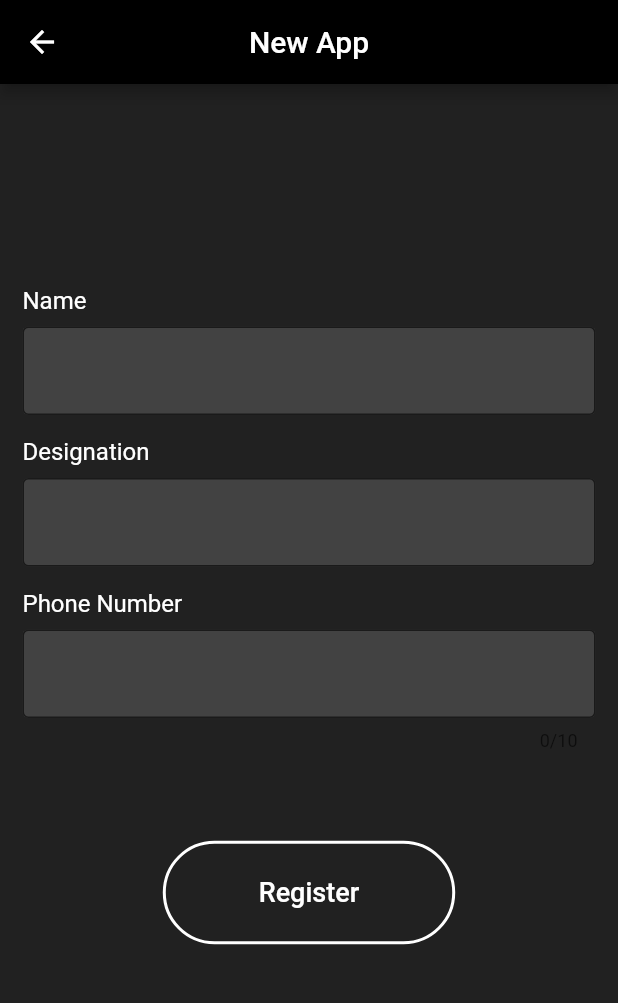
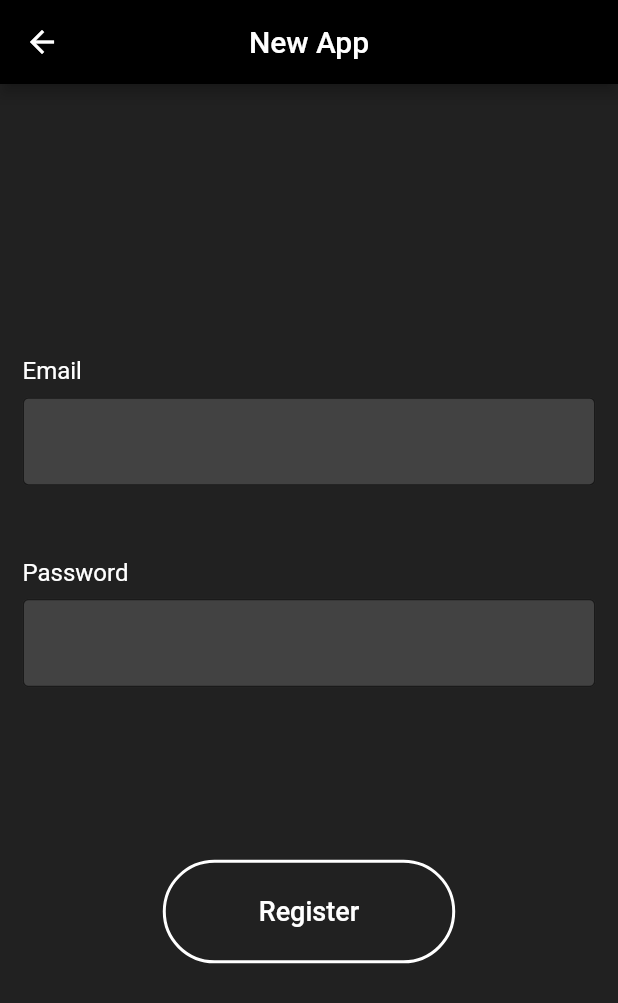
Before and after one commit to Sanjai24/Api_Integration, a Flutter app: the Register screen opened directly, on a phone screen of 412 x 824 dp. Shown: the top 1003 px of the screen. Run offline on Flutter 3.47's test engine with Material 2 defaults, Android fonts, the phone set to English and light mode, and no system bars; our stand-ins replace dio, pretty_dio_logger, retrofit; generated files the repository leaves out were written again.

Commit message:
Login alone

```diff
--- /dev/null
+++ b/lib/models/LoginReq.dart
@@ -0,0 +1,18 @@
+class LoginReq {
+  String? email;
+  String? password;
+
+  LoginReq({this.email, this.password});
+
+  LoginReq.fromJson(Map<String, dynamic> json) {
+    email = json['email'];
+    password = json['password'];
+  }
+
+  Map<String, dynamic> toJson() {
+    final Map<String, dynamic> data = new Map<String, dynamic>();
+    data['email'] = this.email;
+    data['password'] = this.password;
+    return data;
+  }
+}
--- /dev/null
+++ b/lib/models/LoginRes.dart
@@ -0,0 +1,48 @@
+class LoginRes {
+  bool? status;
+  String? message;
+  Data? data;
+  String? token;
+
+  LoginRes({this.status, this.message, this.data, this.token});
+
+  LoginRes.fromJson(Map<String, dynamic> json) {
+    status = json['status'];
+    message = json['message'];
+    data = json['data'] != null ? new Data.fromJson(json['data']) : null;
+    token = json['token'];
+  }
+
+  Map<String, dynamic> toJson() {
+    final Map<String, dynamic> data = new Map<String, dynamic>();
+    data['status'] = this.status;
+    data['message'] = this.message;
+    if (this.data != null) {
+      data['data'] = this.data!.toJson();
+    }
+    data['token'] = this.token;
+    return data;
+  }
+}
+
+class Data {
+  int? userId;
+  String? email;
+  String? password;
+
+  Data({this.userId, this.email, this.password});
+
+  Data.fromJson(Map<String, dynamic> json) {
+    userId = json['user_id'];
+    email = json['email'];
+    password = json['password'];
+  }
+
+  Map<String, dynamic> toJson() {
+    final Map<String, dynamic> data = new Map<String, dynamic>();
+    data['user_id'] = this.userId;
+    data['email'] = this.email;
+    data['password'] = this.password;
+    return data;
+  }
+}
--- /dev/null
+++ b/lib/models/SignupRes.dart
@@ -0,0 +1,18 @@
+class SignupRes {
+  bool? status;
+  String? message;
+
+  SignupRes({this.status, this.message});
+
+  SignupRes.fromJson(Map<String, dynamic> json) {
+    status = json['status'];
+    message = json['message'];
+  }
+
+  Map<String, dynamic> toJson() {
+    final Map<String, dynamic> data = new Map<String, dynamic>();
+    data['status'] = this.status;
+    data['message'] = this.message;
+    return data;
+  }
+}
--- a/lib/models/Users_Res.dart
+++ /dev/null
@@ -1,78 +0,0 @@
-class Users_Res {
-  bool? status;
-  String? message;
-  List<Data>? data;
-
-  Users_Res({this.status, this.message, this.data});
-
-  Users_Res.fromJson(Map<String, dynamic> json) {
-    status = json['status'];
-    message = json['message'];
-    if (json['data'] != null) {
-      data = <Data>[];
-      json['data'].forEach((v) {
-        data!.add(new Data.fromJson(v));
-      });
-    }
-  }
-
-  Map<String, dynamic> toJson() {
-    final Map<String, dynamic> data = new Map<String, dynamic>();
-    data['status'] = this.status;
-    data['message'] = this.message;
-    if (this.data != null) {
-      data['data'] = this.data!.map((v) => v.toJson()).toList();
-    }
-    return data;
-  }
-}
-
-class Data {
-  int? userId;
-  String? name;
-  String? designation;
-  int? phoneNum;
-
-  Data({this.userId, this.name, this.designation, this.phoneNum});
-
-  Data.fromJson(Map<String, dynamic> json) {
-    userId = json['user_id'];
-    name = json['name'];
-    designation = json['designation'];
-    phoneNum = json['phone_num'];
-  }
-
-  Map<String, dynamic> toJson() {
-    final Map<String, dynamic> data = new Map<String, dynamic>();
-    data['user_id'] = this.userId;
-    data['name'] = this.name;
-    data['designation'] = this.designation;
-    data['phone_num'] = this.phoneNum;
-    return data;
-  }
-}
-
-class Users {
-  int? userId;
-  String? name;
-  String? designation;
-  int? phoneNum;
-
-  Users({this.userId, this.name, this.designation, this.phoneNum});
-
-  Users.fromJson(Map<String, dynamic> json) {
-    userId = json['user_id'];
-    name = json['name'];
-    designation = json['designation'];
-    phoneNum = json['phone_num'];
-  }
-
-  Map<String, dynamic> toJson() {
-    final Map<String, dynamic> data = new Map<String, dynamic>();
-    data['user_id'] = this.userId;
-    data['name'] = this.name;
-    data['designation'] = this.designation;
-    data['phone_num'] = this.phoneNum;
-    return data;
-  }
-}
--- a/lib/network/ApiService.dart
+++ b/lib/network/ApiService.dart
@@ -12,24 +12,30 @@
 //   Future<Users_Res> GetAllUsers();
 // }
 
+import 'package:api_integrator/models/LoginReq.dart';
 import 'package:dio/dio.dart';
 import 'package:retrofit/http.dart';
 import 'package:pretty_dio_logger/pretty_dio_logger.dart';
 
-import '../models/Users_Res.dart';
+import '../models/LoginRes.dart';
+import '../models/SignupRes.dart';
 
 part 'ApiService.g.dart';
 
+//flutter packages pub run build_runner watch --delete-conflicting-outputs
 class Apis {
   static const String getall = '/getall';
 }
 
-@RestApi(baseUrl: "http://15.206.165.38:5036/")
+@RestApi(baseUrl: "http://54.88.43.153:6500/")
 abstract class ApiClient {
   factory ApiClient(Dio dio, {String baseUrl}) = _ApiClient;
 
-  @GET('getall/')
-  Future<Users_Res> getUsers();
+  @POST('login')
+  Future<LoginRes> login(@Body() LoginReq body);
+
+  @POST('signup')
+  Future<SignupRes> signUp(@Body() LoginReq body);
 
   static ApiClient create() {
     final dio = Dio();
--- a/lib/screens/register.dart
+++ b/lib/screens/register.dart
@@ -1,16 +1,41 @@
+import 'package:api_integrator/models/LoginReq.dart';
 import 'package:api_integrator/screens/home.dart';
 import 'package:api_integrator/screens/profile.dart';
 import 'package:api_integrator/utils/strings.dart';
 import 'package:flutter/material.dart';
+import 'package:provider/provider.dart';
 
-class Register extends StatelessWidget {
+import '../network/ApiService.dart';
+
+TextEditingController _email = TextEditingController();
+TextEditingController _password = TextEditingController();
+
+class Register extends StatefulWidget {
   const Register({Key? key}) : super(key: key);
 
   @override
+  State<Register> createState() => _RegisterState();
+}
+
+class _RegisterState extends State<Register> {
+  BuildContext? ctx;
+
+  @override
   Widget build(BuildContext context) {
-    TextEditingController _name = TextEditingController();
-    TextEditingController _designation = TextEditingController();
-    TextEditingController _phonenum = TextEditingController();
+    return Provider<ApiClient>(
+        create: (context) => ApiClient.create(),
+        child: Scaffold(
+          resizeToAvoidBottomInset: false,
+          body: Builder(
+            builder: (BuildContext newContext) {
+              return Login(newContext);
+            },
+          ),
+        ));
+  }
+
+  Login(BuildContext context) {
+    ctx = context;
     return Scaffold(
       appBar: AppBar(
         title: Text('New App'),
@@ -26,15 +51,13 @@ class Register extends StatelessWidget {
               crossAxisAlignment: CrossAxisAlignment.start,
               children: [
                 Spacer(
-                  flex: 2,
+                  flex: 5,
                 ),
-                Strings.registered
-                    ? Container()
-                    : Column(
+                Column(
                   crossAxisAlignment: CrossAxisAlignment.start,
                   children: [
                     Text(
-                            "Name",
+                      "Email",
                       style: TextStyle(color: Colors.white, fontSize: 16),
                     ),
                     SizedBox(
@@ -44,7 +67,7 @@ class Register extends StatelessWidget {
                       style: TextStyle(
                         color: Colors.grey[400],
                       ),
-                            controller: _name,
+                      controller: _email,
                       decoration: InputDecoration(
                           border: OutlineInputBorder(),
                           filled: true,
@@ -55,15 +78,11 @@ class Register extends StatelessWidget {
                     ),
                   ],
                 ),
-                Strings.registered
-                    ? Container()
-                    : Column(
-                        crossAxisAlignment: CrossAxisAlignment.start,
-                        children: [
+                Spacer(flex: 1),
+                Column(crossAxisAlignment: CrossAxisAlignment.start, children: [
                   Text(
-                              "Designation",
-                              style:
-                                  TextStyle(color: Colors.white, fontSize: 16),
+                    "Password",
+                    style: TextStyle(color: Colors.white, fontSize: 16),
                   ),
                   SizedBox(
                     height: 8.0,
@@ -72,7 +91,8 @@ class Register extends StatelessWidget {
                     style: TextStyle(
                       color: Colors.grey[400],
                     ),
-                              controller: _designation,
+                    obscureText: true,
+                    controller: _password,
                     decoration: InputDecoration(
                         border: OutlineInputBorder(),
                         filled: true,
@@ -82,26 +102,7 @@ class Register extends StatelessWidget {
                     height: 15.0,
                   ),
                 ]),
-                Text(
-                  "Phone Number",
-                  style: TextStyle(color: Colors.white, fontSize: 16),
-                ),
-                SizedBox(
-                  height: 8.0,
-                ),
-                TextField(
-                  keyboardType: TextInputType.number,
-                  maxLength: 10,
-                  style: TextStyle(
-                    color: Colors.grey[400],
-                  ),
-                  controller: _phonenum,
-                  decoration: InputDecoration(
-                      border: OutlineInputBorder(),
-                      filled: true,
-                      fillColor: Colors.grey.shade800),
-                ),
-                Spacer(),
+                Spacer(flex: 3),
                 Center(
                   child: Strings.registered
                       ? ElevatedButton(
@@ -113,9 +114,11 @@ class Register extends StatelessWidget {
                                     borderRadius: BorderRadius.circular(50)),
                               )),
                           onPressed: () {
-                            Navigator.of(context).push(MaterialPageRoute(
-                                builder: (BuildContext context) =>
-                                    ProfilePage()));
+                            if (_email.text != null && _password.text != null) {
+                              _Login();
+                            } else {
+                              print("Please fill all fields");
+                            }
                           },
                           child: Padding(
                             padding: const EdgeInsets.symmetric(
@@ -153,11 +156,27 @@ class Register extends StatelessWidget {
                         ),
                 ),
                 Spacer(
-                  flex: 3,
+                  flex: 5,
                 ),
               ]),
         ),
       ),
     );
   }
+
+  _Login() {
+    LoginReq UserData = LoginReq();
+    UserData.email = _email.text;
+    UserData.password = _password.text;
+    var api = Provider.of<ApiClient>(ctx!, listen: false);
+    api.login(UserData).then((response) {
+      print("status ${response.status}");
+
+      if (response.status == true) {
+        Strings.token = response.token!;
+        Navigator.of(context).push(MaterialPageRoute(
+            builder: (BuildContext context) => ProfilePage()));
+      } else {}
+    });
   }
+}
--- a/lib/utils/strings.dart
+++ b/lib/utils/strings.dart
@@ -3,11 +3,5 @@ import 'package:flutter/material.dart';
 mixin Strings {
   static bool registered = false;
 
-  static int user_id = 1;
-
-  static String name = "Name";
-
-  static String designation = "Designation";
-
-  static int phoneNum = 9361191594;
+  static String token = "null";
 }
```
Also changed, not shown: lib/screens/profile.dart (+27 -35 lines), lib/network/ApiService.g.dart. Lines whose indentation alone changed are shown as unchanged.
